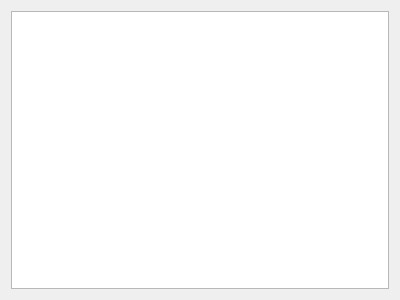
First picture: the form in FugioApp/snippits/snippitsform.ui, repository bigfug/Fugio, before the edit.
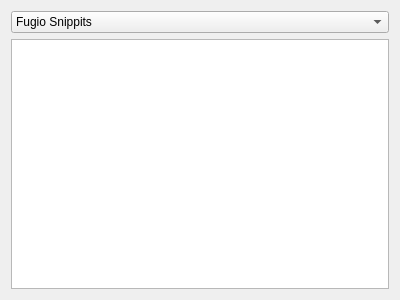
Second picture: the form after the edit.

Commit message: Gave the Snippets window a refresh with system and user views

Diff of the .ui file:
```diff
--- a/FugioApp/snippits/snippitsform.ui
+++ b/FugioApp/snippits/snippitsform.ui
@@ -15,7 +15,79 @@
   </property>
   <layout class="QVBoxLayout" name="verticalLayout">
    <item>
-    <widget class="QListView" name="mSnippits"/>
+    <widget class="QComboBox" name="mSnippetSource">
+     <item>
+      <property name="text">
+       <string>Fugio Snippits</string>
+      </property>
+     </item>
+     <item>
+      <property name="text">
+       <string>My Snippits</string>
+      </property>
+     </item>
+    </widget>
+   </item>
+   <item>
+    <widget class="QStackedWidget" name="mSnippitStack">
+     <widget class="QWidget" name="System">
+      <layout class="QVBoxLayout" name="verticalLayout_2">
+       <property name="leftMargin">
+        <number>0</number>
+       </property>
+       <property name="topMargin">
+        <number>0</number>
+       </property>
+       <property name="rightMargin">
+        <number>0</number>
+       </property>
+       <property name="bottomMargin">
+        <number>0</number>
+       </property>
+       <item>
+        <widget class="QTreeView" name="mSystem">
+         <property name="sortingEnabled">
+          <bool>true</bool>
+         </property>
+         <attribute name="headerVisible">
+          <bool>false</bool>
+         </attribute>
+        </widget>
+       </item>
+      </layout>
+      <zorder>mSystem</zorder>
+      <zorder>mSystem</zorder>
+     </widget>
+     <widget class="QWidget" name="User">
+      <layout class="QVBoxLayout" name="verticalLayout_3">
+       <property name="leftMargin">
+        <number>0</number>
+       </property>
+       <property name="topMargin">
+        <number>0</number>
+       </property>
+       <property name="rightMargin">
+        <number>0</number>
+       </property>
+       <property name="bottomMargin">
+        <number>0</number>
+       </property>
+       <item>
+        <widget class="QTreeView" name="mUser">
+         <property name="contextMenuPolicy">
+          <enum>Qt::CustomContextMenu</enum>
+         </property>
+         <property name="sortingEnabled">
+          <bool>true</bool>
+         </property>
+         <attribute name="headerVisible">
+          <bool>false</bool>
+         </attribute>
+        </widget>
+       </item>
+      </layout>
+     </widget>
+    </widget>
    </item>
   </layout>
  </widget>
```
The commit also changes 4 other files.
